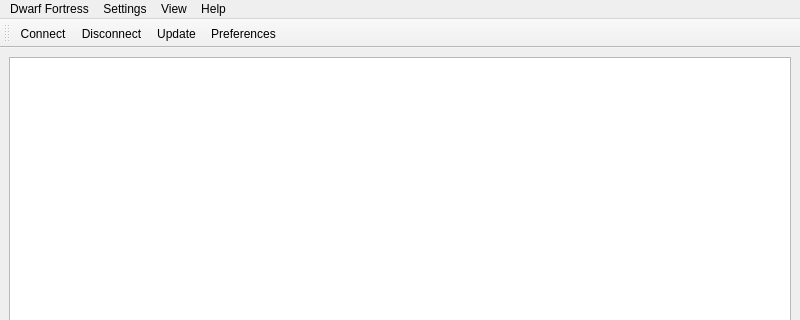
First picture: the form in ui/MainWindow.ui, repository cvuchener/df-workdetailtest, before the edit; both pictures show x 0 to 800 and y 0 to 320 of the 800 by 600 pixel window.
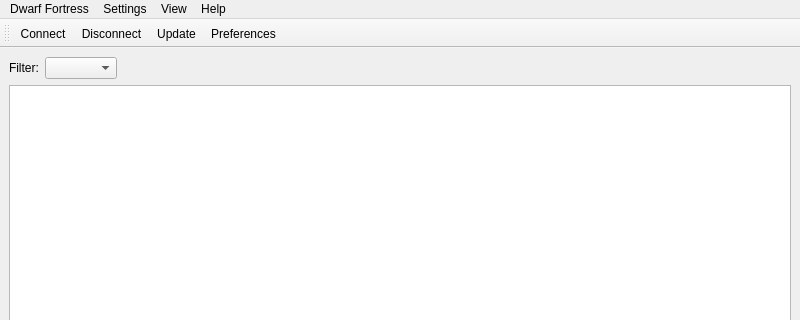
Second picture: the form after the edit. Icons and pictures are not drawn. Custom widgets are drawn as their Qt base class.

Commit message: Add ability to change the unit filter for GridViewModel

```diff
--- a/ui/MainWindow.ui
+++ b/ui/MainWindow.ui
@@ -15,6 +15,33 @@
   </property>
   <widget class="QWidget" name="centralwidget">
    <layout class="QVBoxLayout" name="verticalLayout">
+    <item>
+     <layout class="QHBoxLayout" name="horizontalLayout">
+      <item>
+       <widget class="QLabel" name="filter_label">
+        <property name="text">
+         <string>Filter:</string>
+        </property>
+       </widget>
+      </item>
+      <item>
+       <widget class="QComboBox" name="filter_cb"/>
+      </item>
+      <item>
+       <spacer name="horizontalSpacer">
+        <property name="orientation">
+         <enum>Qt::Horizontal</enum>
+        </property>
+        <property name="sizeHint" stdset="0">
+         <size>
+          <width>40</width>
+          <height>20</height>
+         </size>
+        </property>
+       </spacer>
+      </item>
+     </layout>
+    </item>
     <item>
      <widget class="GridView" name="view">
       <property name="mouseTracking">
```
The commit also changes 4 other files.
